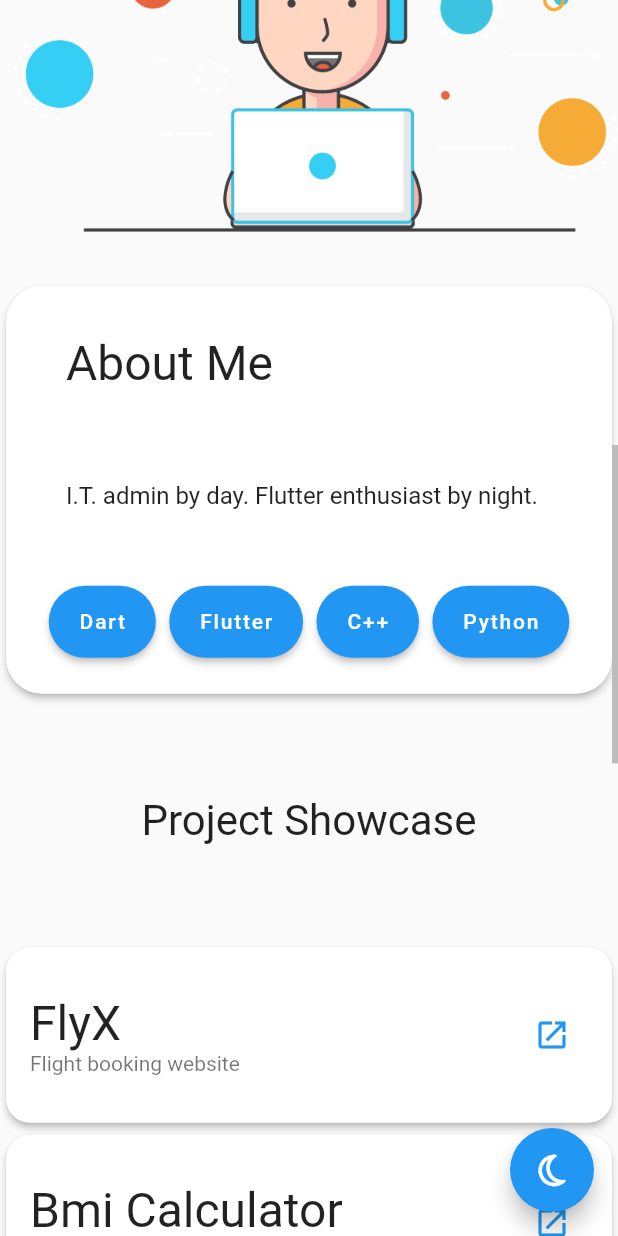
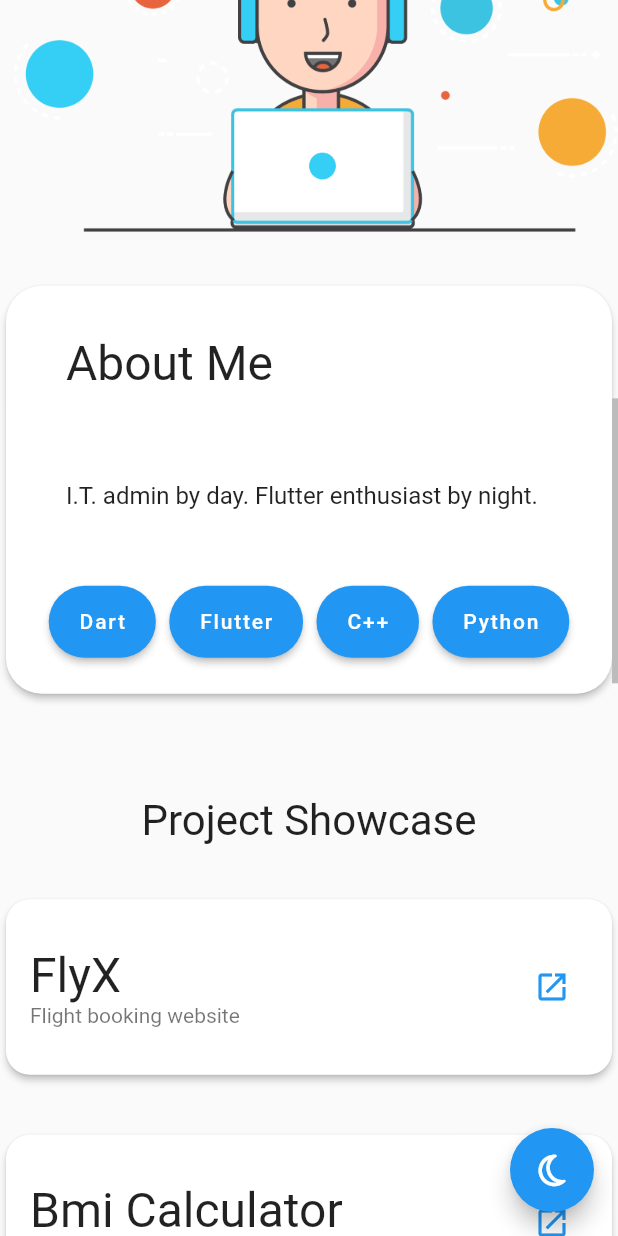
Before and after one commit to rvndsngwn/web_flutter, a Flutter app: the screen it shows after launch, scrolled down 1152 dp, on a phone screen of 412 x 824 dp. Run offline on Flutter 3.47's test engine with Material 2 defaults, Android fonts, the phone set to English and light mode, and no system bars; our stand-ins replace flutter_icons, hive, hive_flutter, percent_indicator; accounts and stored records are empty.

Commit message:
minor cleanups

```diff
--- a/lib/main.dart
+++ b/lib/main.dart
@@ -203,6 +203,9 @@ class HomePage extends StatelessWidget {
                 )
                 .toList(),
           ),
+          const SizedBox(
+            height: 64,
+          ),
         ],
       ),
     );
@@ -324,7 +327,7 @@ class TechnicalSkills extends StatelessWidget {
           ),
         ),
         const SizedBox(
-          height: 64,
+          height: 16,
         ),
         ...[
           ['Flutter', .85],
@@ -378,7 +381,7 @@ class ProfessionalSkills extends StatelessWidget {
           ),
         ),
         const SizedBox(
-          height: 32,
+          height: 16,
         ),
         GridView.count(
           shrinkWrap: true,
@@ -491,11 +494,13 @@ class ProjectShowCase extends StatelessWidget {
           ),
         ),
         const SizedBox(
-          height: 64,
+          height: 32,
         ),
         Wrap(
-          runAlignment: WrapAlignment.spaceEvenly,
-          alignment: WrapAlignment.spaceEvenly,
+          runAlignment: WrapAlignment.center,
+          alignment: WrapAlignment.center,
+          runSpacing: 32,
+          spacing: 64,
           crossAxisAlignment: WrapCrossAlignment.center,
           children: [
             [
```
Also changed, not shown: 1 other file.
